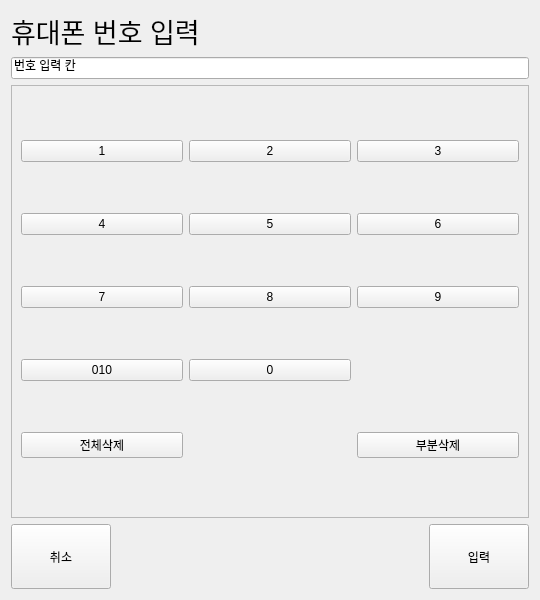
minki9252/TheVentiKiosk, file VentiApp/Point/pointinputview.ui: the form before one commit.
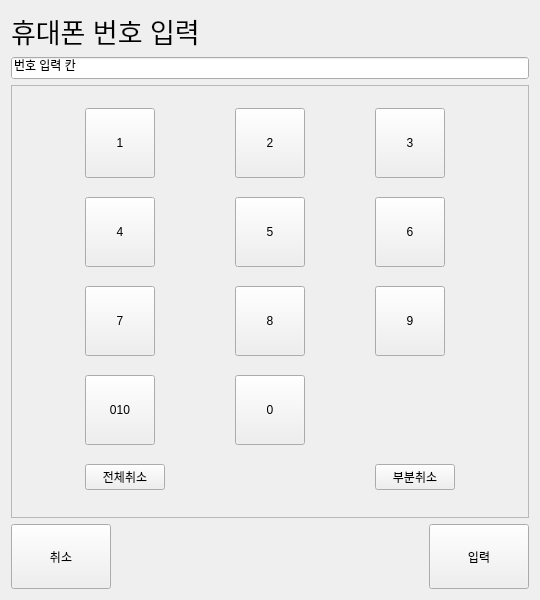
The form after the commit.

Patch:
```diff
--- a/VentiApp/Point/pointinputview.ui
+++ b/VentiApp/Point/pointinputview.ui
@@ -39,6 +39,9 @@
        <pointsize>20</pointsize>
       </font>
      </property>
+     <property name="autoFillBackground">
+      <bool>true</bool>
+     </property>
      <property name="text">
       <string>휴대폰 번호 입력</string>
      </property>
@@ -46,6 +49,9 @@
    </item>
    <item>
     <widget class="QLineEdit" name="lineEdit">
+     <property name="autoFillBackground">
+      <bool>true</bool>
+     </property>
      <property name="text">
       <string>번호 입력 칸</string>
      </property>
@@ -62,6 +68,9 @@
        <verstretch>0</verstretch>
       </sizepolicy>
      </property>
+     <property name="autoFillBackground">
+      <bool>true</bool>
+     </property>
      <property name="frameShape">
       <enum>QFrame::Shape::StyledPanel</enum>
      </property>
@@ -69,8 +78,17 @@
       <enum>QFrame::Shadow::Raised</enum>
      </property>
      <layout class="QGridLayout" name="gridLayout">
+      <property name="spacing">
+       <number>6</number>
+      </property>
       <item row="0" column="0">
        <widget class="QPushButton" name="pushButton_10">
+        <property name="maximumSize">
+         <size>
+          <width>70</width>
+          <height>70</height>
+         </size>
+        </property>
         <property name="text">
          <string>1</string>
         </property>
@@ -78,6 +96,12 @@
       </item>
       <item row="0" column="1">
        <widget class="QPushButton" name="pushButton">
+        <property name="maximumSize">
+         <size>
+          <width>70</width>
+          <height>70</height>
+         </size>
+        </property>
         <property name="text">
          <string>2</string>
         </property>
@@ -85,6 +109,12 @@
       </item>
       <item row="0" column="2">
        <widget class="QPushButton" name="pushButton_11">
+        <property name="maximumSize">
+         <size>
+          <width>70</width>
+          <height>70</height>
+         </size>
+        </property>
         <property name="text">
          <string>3</string>
         </property>
@@ -92,6 +122,12 @@
       </item>
       <item row="1" column="0">
        <widget class="QPushButton" name="pushButton_4">
+        <property name="maximumSize">
+         <size>
+          <width>70</width>
+          <height>70</height>
+         </size>
+        </property>
         <property name="text">
          <string>4</string>
         </property>
@@ -99,6 +135,12 @@
       </item>
       <item row="1" column="1">
        <widget class="QPushButton" name="pushButton_12">
+        <property name="maximumSize">
+         <size>
+          <width>70</width>
+          <height>70</height>
+         </size>
+        </property>
         <property name="text">
          <string>5</string>
         </property>
@@ -106,6 +148,12 @@
       </item>
       <item row="1" column="2">
        <widget class="QPushButton" name="pushButton_7">
+        <property name="maximumSize">
+         <size>
+          <width>70</width>
+          <height>70</height>
+         </size>
+        </property>
         <property name="text">
          <string>6</string>
         </property>
@@ -113,6 +161,12 @@
       </item>
       <item row="2" column="0">
        <widget class="QPushButton" name="pushButton_3">
+        <property name="maximumSize">
+         <size>
+          <width>70</width>
+          <height>70</height>
+         </size>
+        </property>
         <property name="text">
          <string>7</string>
         </property>
@@ -120,6 +174,12 @@
       </item>
       <item row="2" column="1">
        <widget class="QPushButton" name="pushButton_9">
+        <property name="maximumSize">
+         <size>
+          <width>70</width>
+          <height>70</height>
+         </size>
+        </property>
         <property name="text">
          <string>8</string>
         </property>
@@ -127,6 +187,12 @@
       </item>
       <item row="2" column="2">
        <widget class="QPushButton" name="pushButton_2">
+        <property name="maximumSize">
+         <size>
+          <width>70</width>
+          <height>70</height>
+         </size>
+        </property>
         <property name="text">
          <string>9</string>
         </property>
@@ -135,19 +201,25 @@
       <item row="4" column="2">
        <widget class="QPushButton" name="pushButton_6">
         <property name="text">
-         <string>부분삭제</string>
+         <string>부분취소</string>
         </property>
        </widget>
       </item>
       <item row="4" column="0">
        <widget class="QPushButton" name="pushButton_8">
         <property name="text">
-         <string>전체삭제</string>
+         <string>전체취소</string>
         </property>
        </widget>
       </item>
       <item row="3" column="0">
        <widget class="QPushButton" name="pushButton_13">
+        <property name="maximumSize">
+         <size>
+          <width>70</width>
+          <height>70</height>
+         </size>
+        </property>
         <property name="text">
          <string>010</string>
         </property>
@@ -155,6 +227,12 @@
       </item>
       <item row="3" column="1">
        <widget class="QPushButton" name="pushButton_5">
+        <property name="maximumSize">
+         <size>
+          <width>70</width>
+          <height>70</height>
+         </size>
+        </property>
         <property name="text">
          <string>0</string>
         </property>
@@ -165,6 +243,9 @@
    </item>
    <item>
     <layout class="QHBoxLayout" name="horizontalLayout_2">
+     <property name="spacing">
+      <number>6</number>
+     </property>
      <item>
       <widget class="QPushButton" name="pushButton_14">
        <property name="minimumSize">
```
